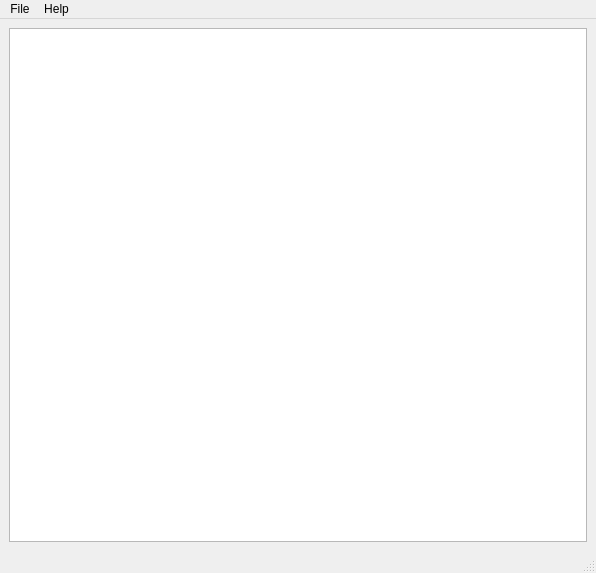
lcmcninch/MileageTracker, file UIFiles/ui1.ui: the form before one commit.
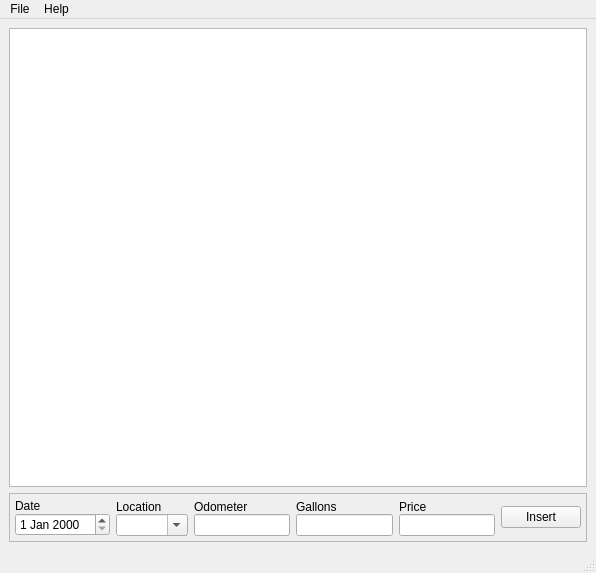
The form after the commit.

Commit message: Added insert edits and button too ui1.ui along with setup logic for date and location edits.

What changed in the file:
```diff
--- a/UIFiles/ui1.ui
+++ b/UIFiles/ui1.ui
@@ -14,10 +14,133 @@
    <string>Fuel Mileage</string>
   </property>
   <widget class="QWidget" name="centralwidget">
-   <layout class="QVBoxLayout" name="verticalLayout">
+   <layout class="QVBoxLayout" name="verticalLayout_9">
     <item>
      <widget class="QTableView" name="viewTable"/>
     </item>
+    <item>
+     <widget class="QFrame" name="frame">
+      <property name="frameShape">
+       <enum>QFrame::StyledPanel</enum>
+      </property>
+      <property name="frameShadow">
+       <enum>QFrame::Raised</enum>
+      </property>
+      <layout class="QHBoxLayout" name="horizontalLayout">
+       <property name="margin">
+        <number>5</number>
+       </property>
+       <item>
+        <layout class="QVBoxLayout" name="verticalLayout">
+         <property name="spacing">
+          <number>0</number>
+         </property>
+         <item>
+          <widget class="QLabel" name="labelDate">
+           <property name="text">
+            <string>Date</string>
+           </property>
+          </widget>
+         </item>
+         <item>
+          <widget class="QDateEdit" name="editDate"/>
+         </item>
+        </layout>
+       </item>
+       <item>
+        <layout class="QVBoxLayout" name="verticalLayout_2">
+         <property name="spacing">
+          <number>0</number>
+         </property>
+         <item>
+          <widget class="QLabel" name="labelLocation">
+           <property name="text">
+            <string>Location</string>
+           </property>
+          </widget>
+         </item>
+         <item>
+          <widget class="QComboBox" name="editLocation">
+           <property name="sizePolicy">
+            <sizepolicy hsizetype="Expanding" vsizetype="Fixed">
+             <horstretch>0</horstretch>
+             <verstretch>0</verstretch>
+            </sizepolicy>
+           </property>
+           <property name="editable">
+            <bool>true</bool>
+           </property>
+           <property name="insertPolicy">
+            <enum>QComboBox::InsertAlphabetically</enum>
+           </property>
+           <property name="frame">
+            <bool>true</bool>
+           </property>
+          </widget>
+         </item>
+        </layout>
+       </item>
+       <item>
+        <layout class="QVBoxLayout" name="verticalLayout_3">
+         <property name="spacing">
+          <number>0</number>
+         </property>
+         <item>
+          <widget class="QLabel" name="labelOdometer">
+           <property name="text">
+            <string>Odometer</string>
+           </property>
+          </widget>
+         </item>
+         <item>
+          <widget class="QLineEdit" name="editOdometer"/>
+         </item>
+        </layout>
+       </item>
+       <item>
+        <layout class="QVBoxLayout" name="verticalLayout_7">
+         <property name="spacing">
+          <number>0</number>
+         </property>
+         <item>
+          <widget class="QLabel" name="labelGallons">
+           <property name="text">
+            <string>Gallons</string>
+           </property>
+          </widget>
+         </item>
+         <item>
+          <widget class="QLineEdit" name="editGallons"/>
+         </item>
+        </layout>
+       </item>
+       <item>
+        <layout class="QVBoxLayout" name="verticalLayout_8">
+         <property name="spacing">
+          <number>0</number>
+         </property>
+         <item>
+          <widget class="QLabel" name="labelPrice">
+           <property name="text">
+            <string>Price</string>
+           </property>
+          </widget>
+         </item>
+         <item>
+          <widget class="QLineEdit" name="editPrice"/>
+         </item>
+        </layout>
+       </item>
+       <item>
+        <widget class="QPushButton" name="buttonInsert">
+         <property name="text">
+          <string>Insert</string>
+         </property>
+        </widget>
+       </item>
+      </layout>
+     </widget>
+    </item>
    </layout>
   </widget>
   <widget class="QMenuBar" name="menubar">
```
The commit also changes 1 other file.
